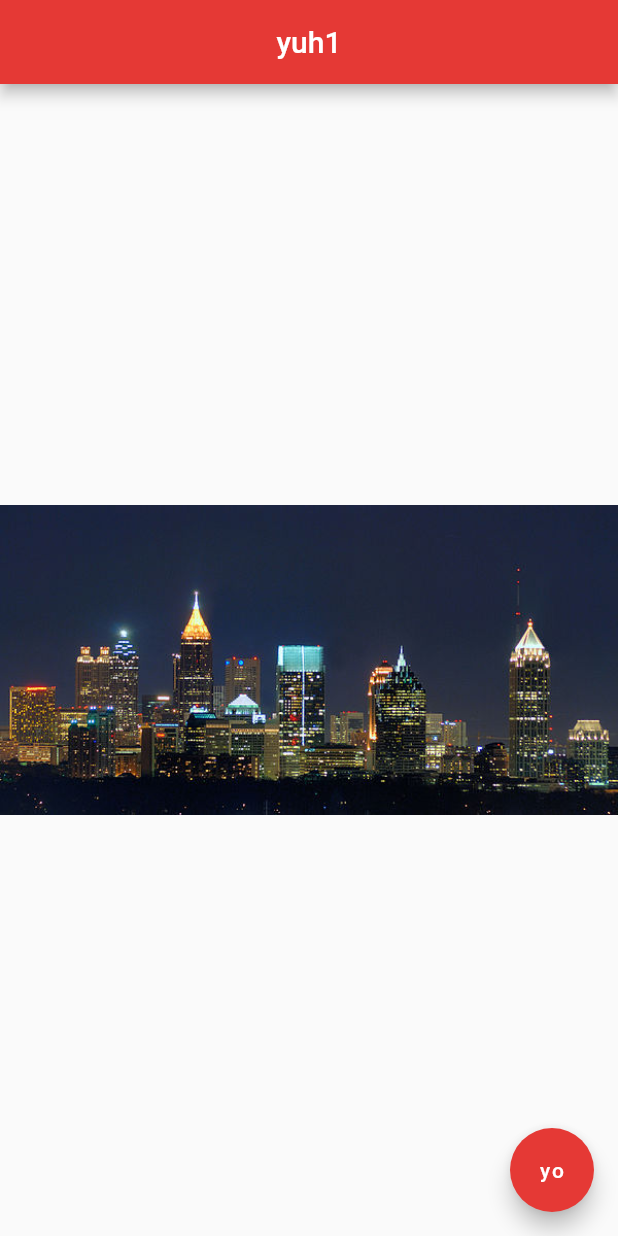
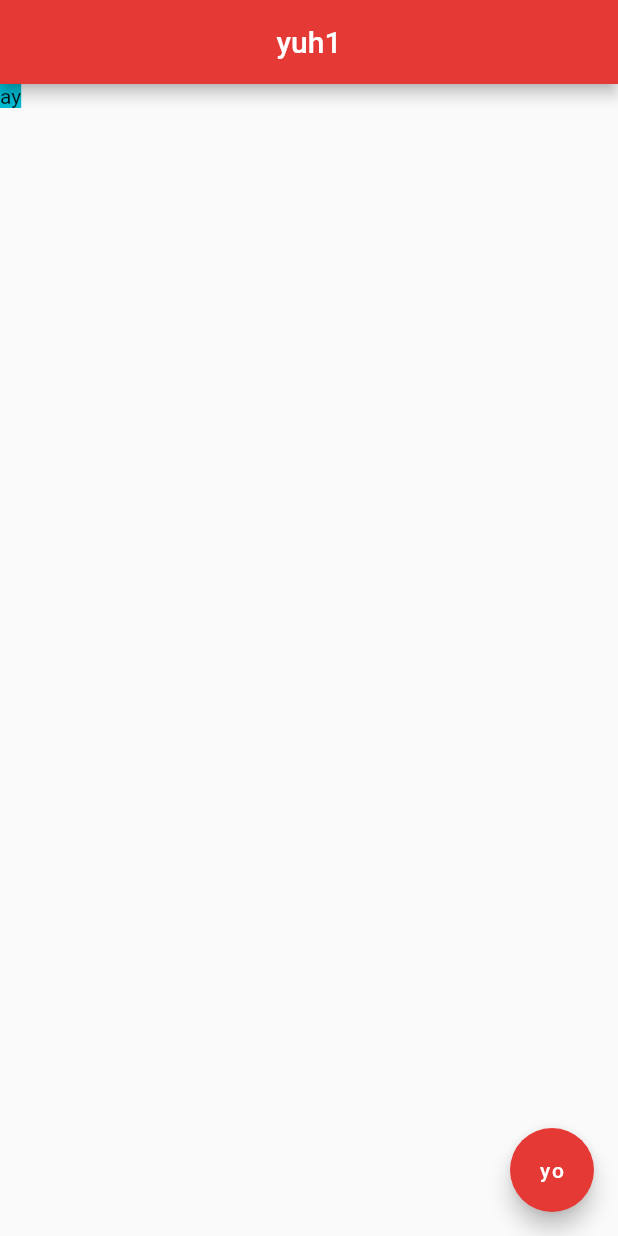
Before and after one commit to sjain0913/pro_scan, a Flutter app: the screen it shows after launch, on a phone screen of 412 x 824 dp. Run offline on Flutter 3.47's test engine with Material 2 defaults, Android fonts, the phone set to English and light mode, and no system bars.

Commit message:
Update main.dart

```diff
--- a/lib/main.dart
+++ b/lib/main.dart
@@ -13,10 +13,9 @@ class Home extends StatelessWidget {
         centerTitle: true,
         backgroundColor: Colors.red[600],
       ),
-      body: Center(
-        child: Image(
-          image: AssetImage('assets/atlskyline.jpg'),
-        ),
+      body: Container(
+        color: Colors.cyan,
+        child: Text('ay'),
       ),
       floatingActionButton: FloatingActionButton(
         onPressed: () {},
```
